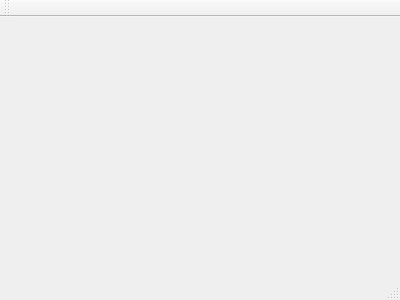
awfeequdng/QTErpC, file Sap/principal.ui: the form before one commit.
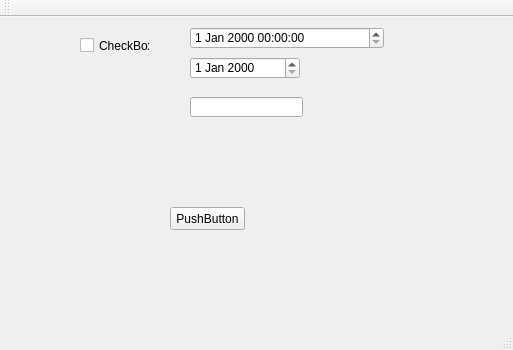
The form after the commit.

```diff
--- a/Sap/principal.ui
+++ b/Sap/principal.ui
@@ -1,24 +1,99 @@
 <ui version="4.0">
  <class>Principal</class>
- <widget class="QMainWindow" name="Principal" >
-  <property name="geometry" >
+ <widget class="QMainWindow" name="Principal">
+  <property name="geometry">
    <rect>
     <x>0</x>
     <y>0</y>
-    <width>400</width>
-    <height>300</height>
+    <width>513</width>
+    <height>350</height>
    </rect>
   </property>
   <property name="windowTitle" >
    <string>Principal</string>
   </property>
-  <widget class="QMenuBar" name="menuBar" />
-  <widget class="QToolBar" name="mainToolBar" />
-  <widget class="QWidget" name="centralWidget" />
-  <widget class="QStatusBar" name="statusBar" />
+  <widget class="QWidget" name="centralWidget">
+   <widget class="QDateTimeEdit" name="dateTimeEdit">
+    <property name="geometry">
+     <rect>
+      <x>190</x>
+      <y>10</y>
+      <width>194</width>
+      <height>22</height>
+     </rect>
+    </property>
+   </widget>
+   <widget class="QDateEdit" name="dateEdit">
+    <property name="geometry">
+     <rect>
+      <x>190</x>
+      <y>40</y>
+      <width>110</width>
+      <height>22</height>
+     </rect>
+    </property>
+   </widget>
+   <widget class="QLineEdit" name="lineEdit">
+    <property name="geometry">
+     <rect>
+      <x>190</x>
+      <y>80</y>
+      <width>113</width>
+      <height>20</height>
+     </rect>
+    </property>
+   </widget>
+   <widget class="QCheckBox" name="checkBox">
+    <property name="geometry">
+     <rect>
+      <x>80</x>
+      <y>20</y>
+      <width>70</width>
+      <height>17</height>
+     </rect>
+    </property>
+    <property name="text">
+     <string>CheckBox</string>
+    </property>
+   </widget>
+   <widget class="QPushButton" name="pushButton">
+    <property name="geometry">
+     <rect>
+      <x>170</x>
+      <y>190</y>
+      <width>75</width>
+      <height>23</height>
+     </rect>
+    </property>
+    <property name="text">
+     <string>PushButton</string>
+    </property>
+   </widget>
+  </widget>
+  <widget class="QMenuBar" name="menuBar">
+   <property name="geometry">
+    <rect>
+     <x>0</x>
+     <y>0</y>
+     <width>513</width>
+     <height>21</height>
+    </rect>
+   </property>
+  </widget>
+  <widget class="QStatusBar" name="statusBar"/>
+  <widget class="QToolBar" name="toolBar">
+   <property name="windowTitle">
+    <string>toolBar</string>
+   </property>
+   <attribute name="toolBarArea">
+    <enum>TopToolBarArea</enum>
+   </attribute>
+   <attribute name="toolBarBreak">
+    <bool>false</bool>
+   </attribute>
+  </widget>
  </widget>
- <layoutDefault spacing="6" margin="11" />
- <pixmapfunction></pixmapfunction>
+ <layoutdefault spacing="6" margin="11"/>
  <resources/>
  <connections/>
 </ui>
```
Left out of the diff: 22 changed lines with no effect on the pictures.
